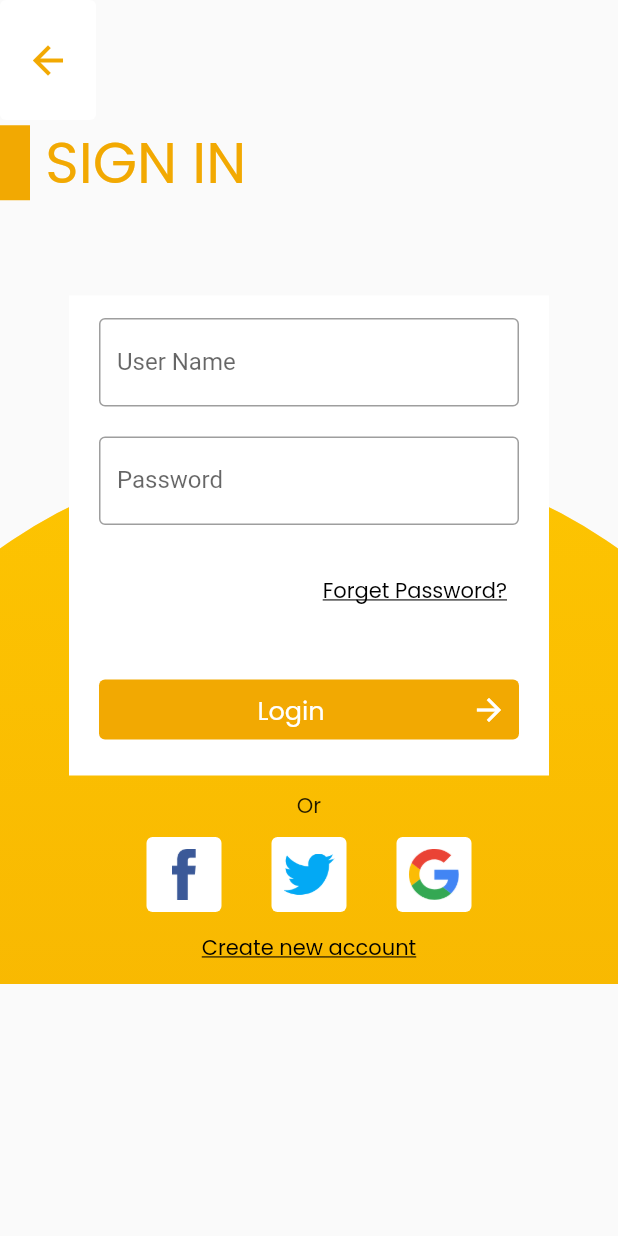
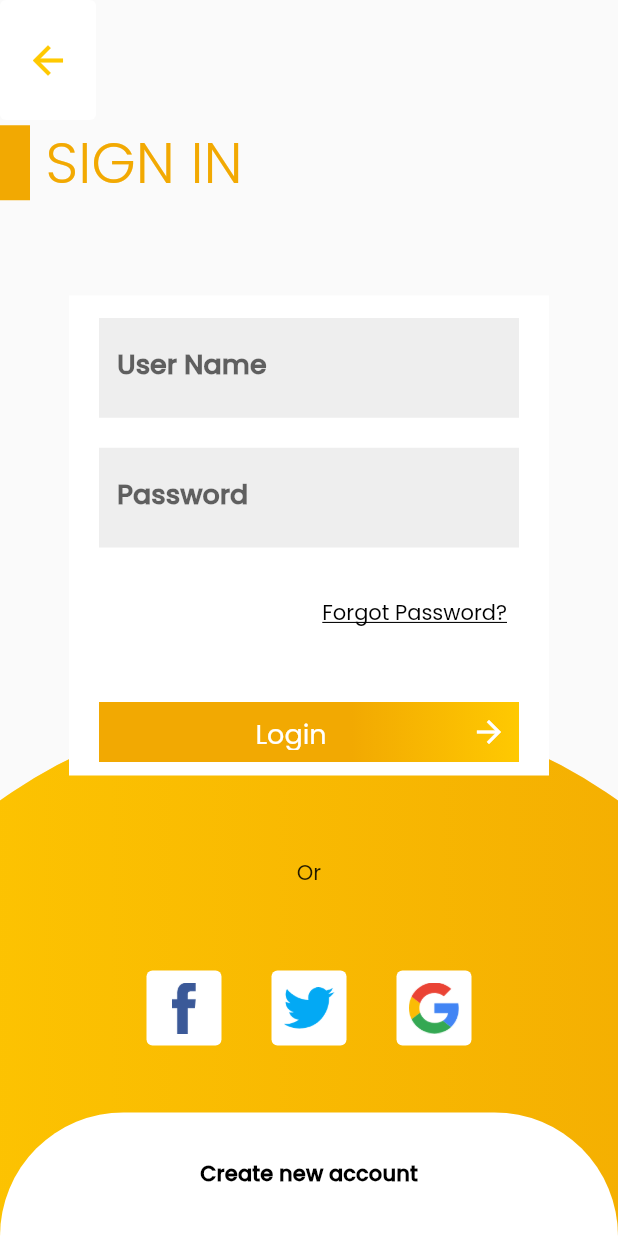
Before and after one commit to Tooba-Tariq/food_app, a Flutter app: the screen it shows after launch, after a tap on "Don't Wait, Get Started!", on a phone screen of 412 x 824 dp. Run offline on Flutter 3.47's test engine with Material 2 defaults, Android fonts, the phone set to English and light mode, and no system bars; our stand-ins replace animated_splash_screen, google_fonts, introduction_screen, page_transition; missing offline and left inert: search_page.

Commit message:
Fixing Code

```diff
--- a/lib/core/constants/app_colors.dart
+++ b/lib/core/constants/app_colors.dart
@@ -2,4 +2,6 @@ import 'package:flutter/material.dart';
 
 class AppColor {
   static const Color buttonBackgroundColor = Color(0XFFF2A902);
+  static Color themePrimary = Color(0XFFF2A902);
+  static Color themeSecondary = Color(0xFFFFC901);
 }
--- a/lib/main.dart
+++ b/lib/main.dart
@@ -19,19 +19,26 @@ class MyApp extends StatelessWidget {
           primarySwatch: Colors.orange,
           accentColor: Colors.white,
           // errorColor: Colors.red,
-          fontFamily: 'Quicksand',
+          fontFamily: 'Poppins',
           textTheme: ThemeData.light().textTheme.copyWith(
-              // subtitle1: TextStyle(
-              //   fontFamily: 'OpenSans',
-              //   fontWeight: FontWeight.bold,
-              //   fontSize: 18,
-              // ),
-              // button: TextStyle(color: Colors.white),
+                subtitle1: const TextStyle(
+                  fontFamily: 'Poppins',
+                  fontWeight: FontWeight.bold,
+                  fontSize: 18,
+                ),
+                subtitle2: const TextStyle(
+                  fontFamily: 'Poppins',
+                  fontWeight: FontWeight.bold,
+                  fontSize: 14,
+                ),
+                button: const TextStyle(
+                  color: Colors.white,
+                ),
               ),
           appBarTheme: AppBarTheme(
             textTheme: ThemeData.light().textTheme.copyWith(
                   subtitle1: const TextStyle(
-                    fontFamily: 'OpenSans',
+                    fontFamily: 'Poppins',
                     fontSize: 20,
                     fontWeight: FontWeight.bold,
                   ),
--- a/lib/src/screens/login/login_screen.dart
+++ b/lib/src/screens/login/login_screen.dart
@@ -10,18 +10,19 @@ class LoginScreen extends StatelessWidget {
     return SafeArea(
       child: Scaffold(
         body: Stack(
-          children: const [
-            Positioned(
+          clipBehavior: Clip.hardEdge,
+          children: [
+            const Positioned(
               bottom: -500,
               right: -150,
               left: -150,
               child: GradientCircle(
                 radius: 500,
+                begin: Alignment.centerLeft,
+                end: Alignment.centerRight,
               ),
             ),
-            SingleChildScrollView(
-              child: OverlayLoginScreen(),
-            ),
+            OverlayLoginScreen(),
           ],
         ),
       ),
--- a/lib/src/widget/login/overlay_login_screen.dart
+++ b/lib/src/widget/login/overlay_login_screen.dart
@@ -1,11 +1,12 @@
 import 'package:flutter/material.dart';
+import 'package:food_app/core/constants/app_colors.dart';
 import 'package:google_fonts/google_fonts.dart';
 
 import '../../screens/register/register_screen.dart';
 
 class OverlayLoginScreen extends StatelessWidget {
-  const OverlayLoginScreen({Key? key}) : super(key: key);
-
+  OverlayLoginScreen({Key? key}) : super(key: key);
+  GlobalKey _formKey = GlobalKey();
   @override
   Widget build(BuildContext context) {
     return Column(
@@ -19,9 +20,9 @@ class OverlayLoginScreen extends StatelessWidget {
                 onPressed: () {
                   Navigator.pop(context);
                 },
-                child: const Icon(
+                child: Icon(
                   Icons.arrow_back,
-                  color: Color(0XFFF2A902),
+                  color: AppColor.themeSecondary,
                   size: 30.0,
                 ),
               ),
@@ -33,14 +34,15 @@ class OverlayLoginScreen extends StatelessWidget {
             Container(
               height: 50.0,
               width: 20.0,
-              color: const Color(0XFFF2A902),
+              color: AppColor.themePrimary,
             ),
             Text(
               " SIGN IN",
-              style: GoogleFonts.poppins(
-                fontWeight: FontWeight.normal,
-                fontSize: 38.0,
-                color: const Color(0XFFF2A902),
+              style: TextStyle(
+                fontSize: 38,
+                color: AppColor.themePrimary,
+                fontFamily: 'Poppins',
+                fontWeight: FontWeight.w300,
               ),
             ),
           ],
@@ -54,10 +56,15 @@ class OverlayLoginScreen extends StatelessWidget {
           color: Colors.white,
           child: Padding(
             padding: const EdgeInsets.only(top: 15, left: 20.0, right: 20.0),
+            child: Form(
+              key: _formKey,
               child: Column(
                 children: [
                   TextFormField(
-                  decoration: const InputDecoration(
+                    decoration: InputDecoration(
+                      fillColor: Colors.grey.shade200,
+                      filled: true,
+                      enabledBorder: InputBorder.none,
                       labelText: "User Name",
                       border: OutlineInputBorder(),
                     ),
@@ -66,7 +73,10 @@ class OverlayLoginScreen extends StatelessWidget {
                     height: 20,
                   ),
                   TextFormField(
-                  decoration: const InputDecoration(
+                    decoration: InputDecoration(
+                      fillColor: Colors.grey.shade200,
+                      filled: true,
+                      enabledBorder: InputBorder.none,
                       labelText: "Password",
                       border: OutlineInputBorder(),
                     ),
@@ -80,7 +90,7 @@ class OverlayLoginScreen extends StatelessWidget {
                       TextButton(
                         onPressed: () {},
                         child: Text(
-                        "Forget Password?",
+                          "Forgot Password?",
                           style: GoogleFonts.poppins(
                             fontWeight: FontWeight.normal,
                             fontSize: 14.0,
@@ -96,12 +106,18 @@ class OverlayLoginScreen extends StatelessWidget {
                   const SizedBox(
                     height: 35,
                   ),
-                SizedBox(
+                  Container(
                     height: 40,
+                    decoration: BoxDecoration(
+                      gradient: LinearGradient(
+                        colors: [
+                          AppColor.themePrimary,
+                          AppColor.themeSecondary,
+                        ],
+                        stops: [0.6, 2],
+                      ),
+                    ),
                     child: TextButton(
-                    style: ElevatedButton.styleFrom(
-                      primary: const Color(0XFFF2A902),
-                    ),
                       onPressed: () {
                         // Navigator.push(
                         //     context,
@@ -115,10 +131,11 @@ class OverlayLoginScreen extends StatelessWidget {
                             child: Center(
                               child: Text(
                                 "Login",
-                              style: GoogleFonts.poppins(
+                                style: TextStyle(
+                                  fontSize: 18,
+                                  color: Colors.white,
+                                  fontFamily: 'Poppins',
                                   fontWeight: FontWeight.normal,
-                                fontSize: 17.0,
-                                color: Colors.white,
                                 ),
                               ),
                             ),
@@ -135,6 +152,8 @@ class OverlayLoginScreen extends StatelessWidget {
               ),
             ),
           ),
+        ),
+        const Spacer(),
         Padding(
           padding: const EdgeInsets.only(top: 10.0, bottom: 10.0),
           child: Text(
@@ -144,6 +163,7 @@ class OverlayLoginScreen extends StatelessWidget {
             ),
           ),
         ),
+        const Spacer(),
         Container(
           width: 250.0,
           child: Row(
@@ -168,7 +188,7 @@ class OverlayLoginScreen extends StatelessWidget {
                 ),
               ),
               Container(
-                height:50.0,
+                height: 50.0,
                 width: 50.0,
                 child: TextButton(
                   style: ElevatedButton.styleFrom(primary: Colors.white),
@@ -179,7 +199,21 @@ class OverlayLoginScreen extends StatelessWidget {
             ],
           ),
         ),
-        TextButton(
+        const Spacer(),
+        Row(
+          mainAxisAlignment: MainAxisAlignment.center,
+          children: [
+            Container(
+              height: MediaQuery.of(context).size.height * 0.1,
+              width: MediaQuery.of(context).size.width,
+              decoration: const BoxDecoration(
+                borderRadius: BorderRadius.only(
+                  topLeft: Radius.circular(350),
+                  topRight: Radius.circular(350),
+                ),
+                color: Colors.white,
+              ),
+              child: TextButton(
                 onPressed: () {
                   Navigator.push(
                     context,
@@ -190,15 +224,11 @@ class OverlayLoginScreen extends StatelessWidget {
                 },
                 child: Text(
                   "Create new account",
-            style: GoogleFonts.poppins(
-              fontWeight: FontWeight.normal,
-              fontSize: 14.0,
-              color: Colors.black,
-              textStyle: const TextStyle(
-                decoration: TextDecoration.underline,
+                  style: Theme.of(context).textTheme.subtitle2,
                 ),
               ),
             ),
+          ],
         ),
       ],
     );
--- a/lib/src/widget/start/overlay_start_screen.dart
+++ b/lib/src/widget/start/overlay_start_screen.dart
@@ -29,11 +29,7 @@ class OverlayWidget extends StatelessWidget {
               ),
               Text(
                 "Welcome!",
-                style: GoogleFonts.poppins(
-                  fontWeight: FontWeight.normal,
-                  fontSize: 28.0,
-                  color: Colors.black,
-                ),
+                style: Theme.of(context).textTheme.subtitle1,
               ),
               Text(
                 "\nEat Food App allow you to find best \n foods and restaurant around you!",
@@ -59,8 +55,10 @@ class OverlayWidget extends StatelessWidget {
                   primary: Colors.white,
                 ),
                 onPressed: () {
-                  Navigator.push(context,
-                      MaterialPageRoute(builder: ((context) => const LoginScreen())));
+                  Navigator.push(
+                      context,
+                      MaterialPageRoute(
+                          builder: ((context) => const LoginScreen())));
                 },
                 child: Row(
                   mainAxisAlignment: MainAxisAlignment.spaceBetween,
```
Also changed, not shown: pubspec.yaml (+13 -11 lines), assets/font/Poppins-Light.ttf (added), assets/font/Poppins-Medium.ttf (added), assets/font/Poppins-Regular.ttf (added), assets/font/Poppins-Thin.ttf (added), lib/core/util/gredient_circle.dart (line endings or trailing spaces), pubspec.lock, 1 other file. Lines whose indentation alone changed are shown as unchanged.
